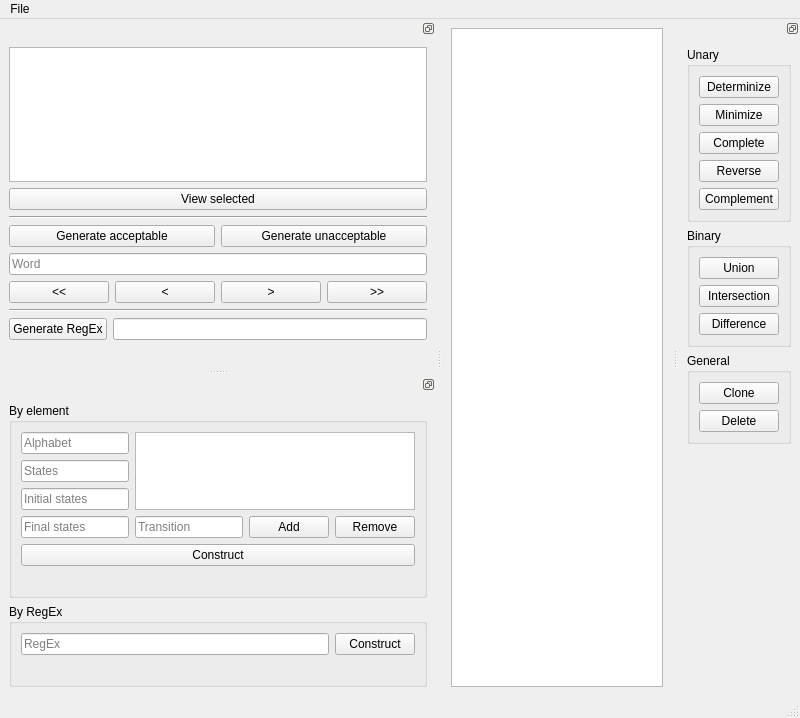
Old version of the form main_window.ui in the repository Aca-S/finite-automata-toolbox.
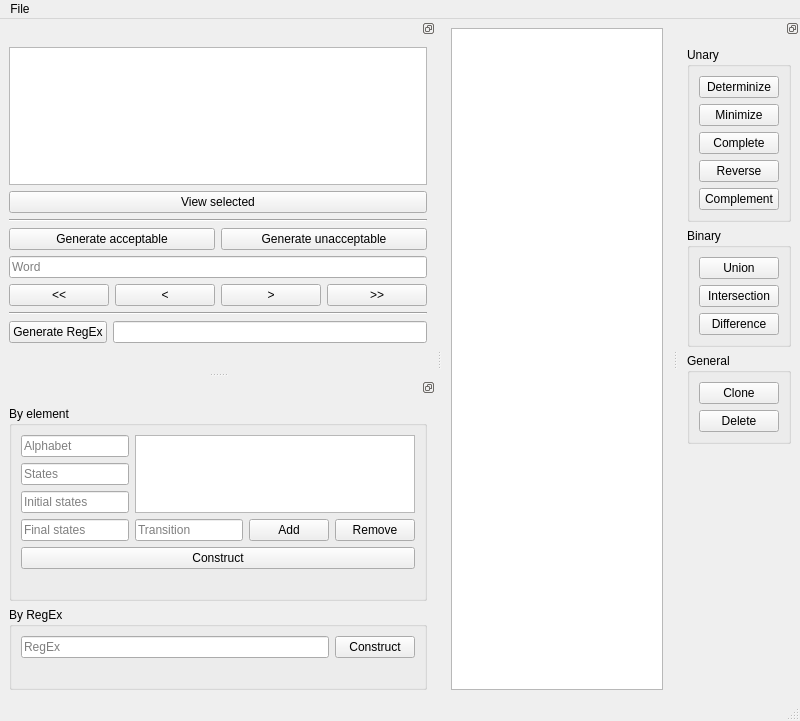
New version of the form. Custom widgets are drawn as their Qt base class.

Commit message: Refactored code for the view dock operations

The edit to the form file:
```diff
--- a/main_window.ui
+++ b/main_window.ui
@@ -7,7 +7,7 @@
     <x>0</x>
     <y>0</y>
     <width>800</width>
-    <height>718</height>
+    <height>721</height>
    </rect>
   </property>
   <property name="windowTitle">
@@ -159,6 +159,9 @@
          <property name="text">
           <string/>
          </property>
+         <property name="wordWrap">
+          <bool>true</bool>
+         </property>
         </widget>
        </item>
       </layout>
```
The commit also changes 2 other files.
